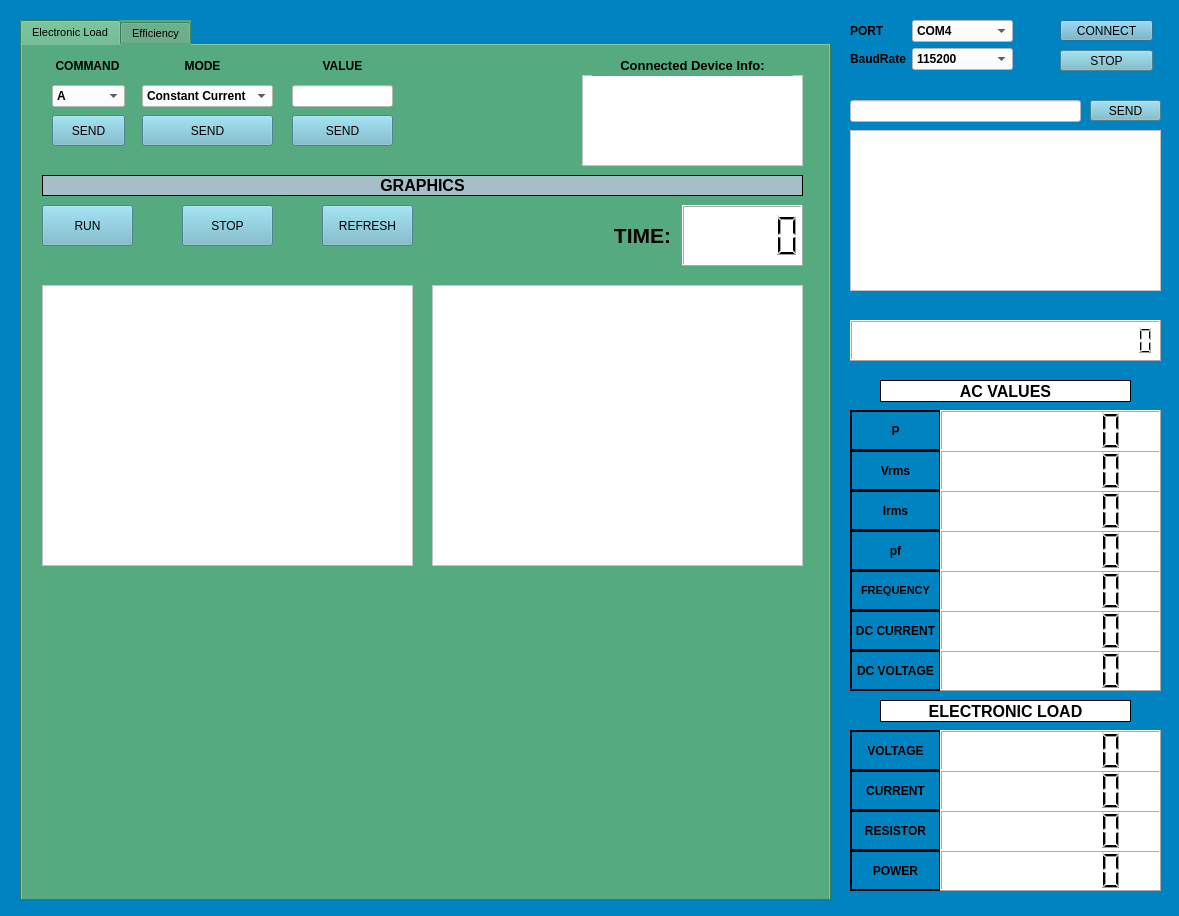
This is electronic_load_last.ui in erenakyol09/electricLoad_efficiency as Qt 5 draws it before an edit. The edited form follows.
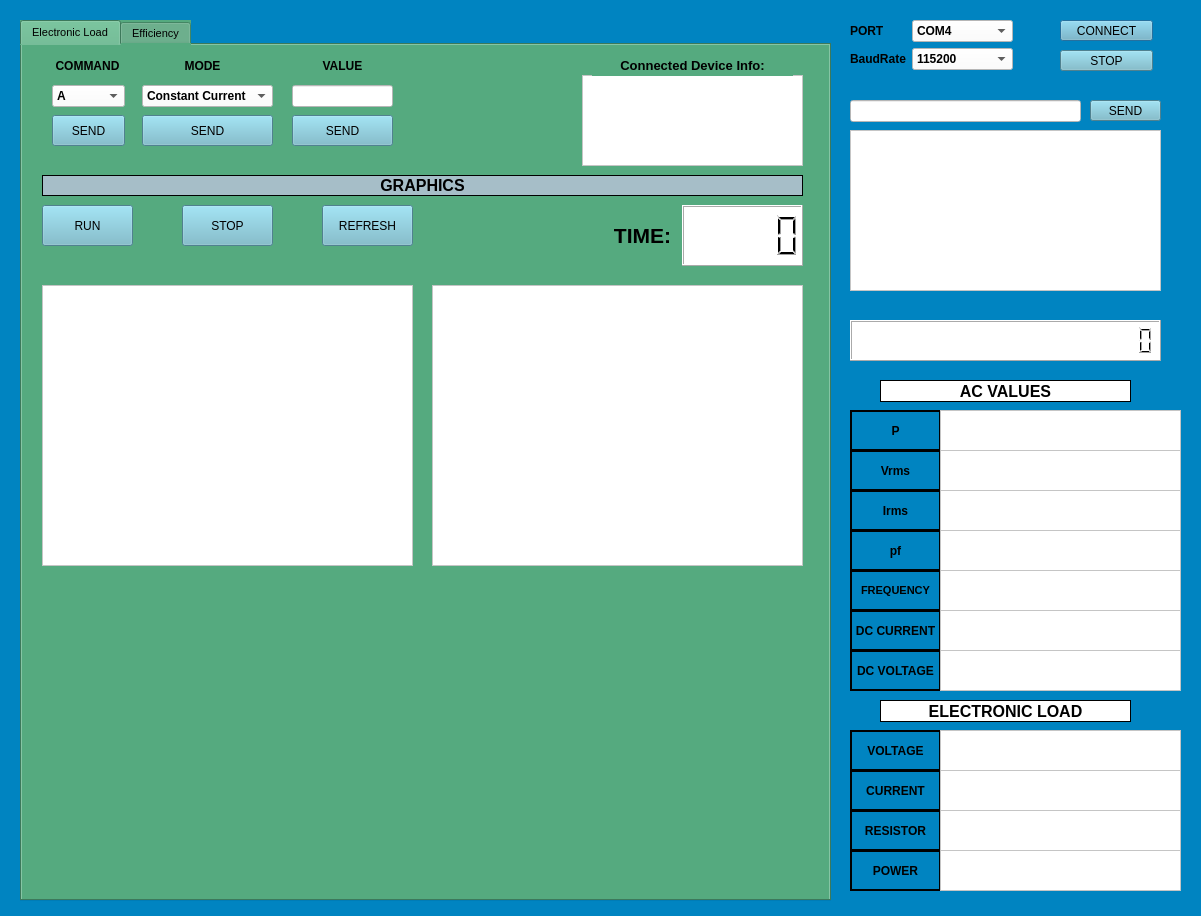
This is the edited form. Custom widgets are drawn as their Qt base class.

Diff of the .ui file:
```diff
--- a/electronic_load_last.ui
+++ b/electronic_load_last.ui
@@ -6,7 +6,7 @@
    <rect>
     <x>0</x>
     <y>0</y>
-    <width>1179</width>
+    <width>1201</width>
     <height>916</height>
    </rect>
   </property>
@@ -1001,195 +1001,148 @@
     <number>21</number>
    </property>
   </widget>
-  <widget class="QLCDNumber" name="lcdNumber_3">
+  <widget class="QTextBrowser" name="textBrowser_3">
    <property name="geometry">
     <rect>
      <x>940</x>
      <y>410</y>
-     <width>221</width>
+     <width>241</width>
      <height>41</height>
     </rect>
    </property>
    <property name="styleSheet">
     <string notr="true">background-color: rgb(255, 255, 255);</string>
    </property>
-   <property name="digitCount">
-    <number>7</number>
-   </property>
   </widget>
-  <widget class="QLCDNumber" name="lcdNumber_4">
+  <widget class="QTextBrowser" name="textBrowser_4">
    <property name="geometry">
     <rect>
      <x>940</x>
      <y>450</y>
-     <width>221</width>
+     <width>241</width>
      <height>41</height>
     </rect>
    </property>
    <property name="styleSheet">
     <string notr="true">background-color: rgb(255, 255, 255);</string>
    </property>
-   <property name="digitCount">
-    <number>7</number>
-   </property>
   </widget>
-  <widget class="QLCDNumber" name="lcdNumber_5">
+  <widget class="QTextBrowser" name="textBrowser_5">
    <property name="geometry">
     <rect>
      <x>940</x>
      <y>490</y>
-     <width>221</width>
+     <width>241</width>
      <height>41</height>
     </rect>
    </property>
    <property name="styleSheet">
     <string notr="true">background-color: rgb(255, 255, 255);</string>
    </property>
-   <property name="digitCount">
-    <number>7</number>
-   </property>
   </widget>
-  <widget class="QLCDNumber" name="lcdNumber_6">
+  <widget class="QTextBrowser" name="textBrowser_6">
    <property name="geometry">
     <rect>
      <x>940</x>
      <y>530</y>
-     <width>221</width>
+     <width>241</width>
      <height>41</height>
     </rect>
    </property>
    <property name="styleSheet">
     <string notr="true">background-color: rgb(255, 255, 255);</string>
    </property>
-   <property name="digitCount">
-    <number>7</number>
-   </property>
   </widget>
-  <widget class="QLCDNumber" name="lcdNumber_7">
+  <widget class="QTextBrowser" name="textBrowser_7">
    <property name="geometry">
     <rect>
      <x>940</x>
      <y>570</y>
-     <width>221</width>
+     <width>241</width>
      <height>41</height>
     </rect>
    </property>
    <property name="styleSheet">
     <string notr="true">background-color: rgb(255, 255, 255);</string>
    </property>
-   <property name="digitCount">
-    <number>7</number>
-   </property>
   </widget>
-  <widget class="QLCDNumber" name="lcdNumber_8">
+  <widget class="QTextBrowser" name="textBrowser_8">
    <property name="geometry">
     <rect>
      <x>940</x>
      <y>610</y>
-     <width>221</width>
+     <width>241</width>
      <height>41</height>
     </rect>
    </property>
    <property name="styleSheet">
     <string notr="true">background-color: rgb(255, 255, 255);</string>
    </property>
-   <property name="digitCount">
-    <number>7</number>
-   </property>
   </widget>
-  <widget class="QLCDNumber" name="lcdNumber_9">
+  <widget class="QTextBrowser" name="textBrowser_9">
    <property name="geometry">
     <rect>
      <x>940</x>
      <y>650</y>
-     <width>221</width>
+     <width>241</width>
      <height>41</height>
     </rect>
    </property>
    <property name="styleSheet">
     <string notr="true">background-color: rgb(255, 255, 255);</string>
    </property>
-   <property name="smallDecimalPoint">
-    <bool>false</bool>
-   </property>
-   <property name="digitCount">
-    <number>7</number>
-   </property>
   </widget>
-  <widget class="QLCDNumber" name="lcdNumber_10">
+  <widget class="QTextBrowser" name="textBrowser_10">
    <property name="geometry">
     <rect>
      <x>940</x>
      <y>730</y>
-     <width>221</width>
+     <width>241</width>
      <height>41</height>
     </rect>
    </property>
    <property name="styleSheet">
     <string notr="true">background-color: rgb(255, 255, 255);</string>
    </property>
-   <property name="digitCount">
-    <number>7</number>
-   </property>
   </widget>
-  <widget class="QLCDNumber" name="lcdNumber_11">
+  <widget class="QTextBrowser" name="textBrowser_11">
    <property name="geometry">
     <rect>
      <x>940</x>
      <y>770</y>
-     <width>221</width>
+     <width>241</width>
      <height>41</height>
     </rect>
    </property>
    <property name="styleSheet">
     <string notr="true">background-color: rgb(255, 255, 255);</string>
    </property>
-   <property name="digitCount">
-    <number>7</number>
-   </property>
   </widget>
-  <widget class="QLCDNumber" name="lcdNumber_12">
+  <widget class="QTextBrowser" name="textBrowser_12">
    <property name="geometry">
     <rect>
      <x>940</x>
      <y>810</y>
-     <width>221</width>
+     <width>241</width>
      <height>41</height>
     </rect>
    </property>
    <property name="styleSheet">
     <string notr="true">background-color: rgb(255, 255, 255);</string>
    </property>
-   <property name="digitCount">
-    <number>7</number>
-   </property>
   </widget>
-  <widget class="QLCDNumber" name="lcdNumber_13">
+  <widget class="QTextBrowser" name="textBrowser_13">
    <property name="geometry">
     <rect>
      <x>940</x>
      <y>850</y>
-     <width>221</width>
+     <width>241</width>
      <height>41</height>
     </rect>
    </property>
-   <property name="font">
-    <font>
-     <pointsize>6</pointsize>
-    </font>
-   </property>
-   <property name="toolTip">
-    <string>&lt;html&gt;&lt;head/&gt;&lt;body&gt;&lt;p align=&quot;right&quot;&gt;&lt;br/&gt;&lt;/p&gt;&lt;/body&gt;&lt;/html&gt;</string>
-   </property>
-   <property name="layoutDirection">
-    <enum>Qt::RightToLeft</enum>
-   </property>
    <property name="styleSheet">
     <string notr="true">background-color: rgb(255, 255, 255);</string>
    </property>
-   <property name="digitCount">
-    <number>7</number>
-   </property>
   </widget>
   <zorder>tab1_load</zorder>
   <zorder>pushButton</zorder>
@@ -1212,17 +1165,17 @@
   <zorder>label_19</zorder>
   <zorder>label_27</zorder>
   <zorder>lcdNumber</zorder>
-  <zorder>lcdNumber_3</zorder>
-  <zorder>lcdNumber_4</zorder>
-  <zorder>lcdNumber_5</zorder>
-  <zorder>lcdNumber_6</zorder>
-  <zorder>lcdNumber_7</zorder>
-  <zorder>lcdNumber_8</zorder>
-  <zorder>lcdNumber_9</zorder>
-  <zorder>lcdNumber_10</zorder>
-  <zorder>lcdNumber_11</zorder>
-  <zorder>lcdNumber_12</zorder>
-  <zorder>lcdNumber_13</zorder>
+  <zorder>textBrowser_3</zorder>
+  <zorder>textBrowser_4</zorder>
+  <zorder>textBrowser_5</zorder>
+  <zorder>textBrowser_6</zorder>
+  <zorder>textBrowser_7</zorder>
+  <zorder>textBrowser_8</zorder>
+  <zorder>textBrowser_9</zorder>
+  <zorder>textBrowser_10</zorder>
+  <zorder>textBrowser_11</zorder>
+  <zorder>textBrowser_12</zorder>
+  <zorder>textBrowser_13</zorder>
  </widget>
  <customwidgets>
   <customwidget>
```
